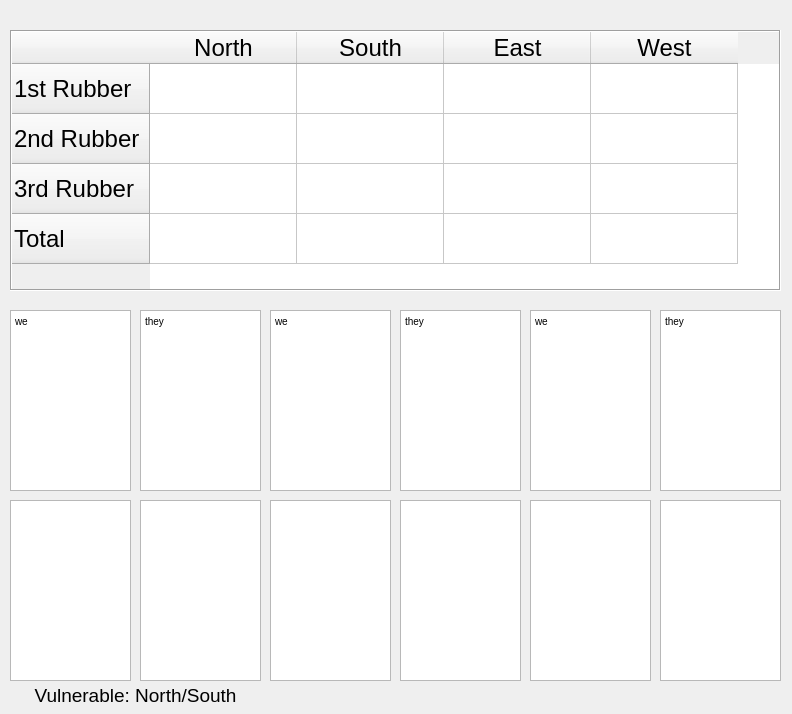
The window that Qt_Project/scoreboard.ui (Paulkie99/RubberContractBridge) describes before a commit, drawn with Qt 5.
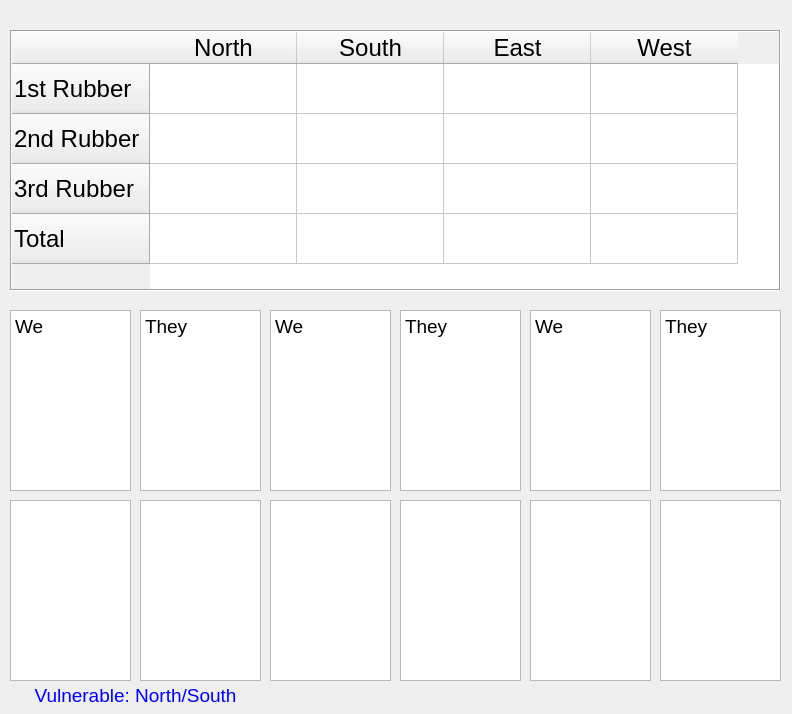
The same window after the commit.

Commit message:
GUI Layouts finalized + commented
Client-side logic can be started from here

The edit to the form file:
```diff
--- a/Qt_Project/scoreboard.ui
+++ b/Qt_Project/scoreboard.ui
@@ -110,12 +110,28 @@
      <height>181</height>
     </rect>
    </property>
+   <property name="font">
+    <font>
+     <pointsize>14</pointsize>
+     <weight>50</weight>
+     <bold>false</bold>
+    </font>
+   </property>
+   <property name="readOnly">
+    <bool>true</bool>
+   </property>
+   <property name="markdown">
+    <string>We
+
+</string>
+   </property>
    <property name="html">
     <string>&lt;!DOCTYPE HTML PUBLIC &quot;-//W3C//DTD HTML 4.0//EN&quot; &quot;http://www.w3.org/TR/REC-html40/strict.dtd&quot;&gt;
 &lt;html&gt;&lt;head&gt;&lt;meta name=&quot;qrichtext&quot; content=&quot;1&quot; /&gt;&lt;style type=&quot;text/css&quot;&gt;
 p, li { white-space: pre-wrap; }
-&lt;/style&gt;&lt;/head&gt;&lt;body style=&quot; font-family:'MS Shell Dlg 2'; font-size:7.8pt; font-weight:400; font-style:normal;&quot;&gt;
-&lt;p style=&quot; margin-top:0px; margin-bottom:0px; margin-left:0px; margin-right:0px; -qt-block-indent:0; text-indent:0px;&quot;&gt;we&lt;/p&gt;&lt;/body&gt;&lt;/html&gt;</string>
+&lt;/style&gt;&lt;/head&gt;&lt;body style=&quot; font-family:'MS Shell Dlg 2'; font-size:14pt; font-weight:400; font-style:normal;&quot;&gt;
+&lt;p style=&quot; margin-top:9px; margin-bottom:9px; margin-left:0px; margin-right:0px; -qt-block-indent:0; text-indent:0px;&quot;&gt;We&lt;/p&gt;
+&lt;p style=&quot;-qt-paragraph-type:empty; margin-top:9px; margin-bottom:9px; margin-left:0px; margin-right:0px; -qt-block-indent:0; text-indent:0px;&quot;&gt;&lt;br /&gt;&lt;/p&gt;&lt;/body&gt;&lt;/html&gt;</string>
    </property>
   </widget>
   <widget class="QTextEdit" name="txtWeAbove2">
@@ -127,12 +143,25 @@
      <height>181</height>
     </rect>
    </property>
+   <property name="font">
+    <font>
+     <pointsize>14</pointsize>
+    </font>
+   </property>
+   <property name="readOnly">
+    <bool>true</bool>
+   </property>
+   <property name="markdown">
+    <string>We
+
+</string>
+   </property>
    <property name="html">
     <string>&lt;!DOCTYPE HTML PUBLIC &quot;-//W3C//DTD HTML 4.0//EN&quot; &quot;http://www.w3.org/TR/REC-html40/strict.dtd&quot;&gt;
 &lt;html&gt;&lt;head&gt;&lt;meta name=&quot;qrichtext&quot; content=&quot;1&quot; /&gt;&lt;style type=&quot;text/css&quot;&gt;
 p, li { white-space: pre-wrap; }
-&lt;/style&gt;&lt;/head&gt;&lt;body style=&quot; font-family:'MS Shell Dlg 2'; font-size:7.8pt; font-weight:400; font-style:normal;&quot;&gt;
-&lt;p style=&quot; margin-top:0px; margin-bottom:0px; margin-left:0px; margin-right:0px; -qt-block-indent:0; text-indent:0px;&quot;&gt;we&lt;/p&gt;&lt;/body&gt;&lt;/html&gt;</string>
+&lt;/style&gt;&lt;/head&gt;&lt;body style=&quot; font-family:'MS Shell Dlg 2'; font-size:14pt; font-weight:400; font-style:normal;&quot;&gt;
+&lt;p style=&quot; margin-top:9px; margin-bottom:9px; margin-left:0px; margin-right:0px; -qt-block-indent:0; text-indent:0px;&quot;&gt;We&lt;/p&gt;&lt;/body&gt;&lt;/html&gt;</string>
    </property>
   </widget>
   <widget class="QTextEdit" name="txtWeAbove3">
@@ -144,12 +173,25 @@
      <height>181</height>
     </rect>
    </property>
+   <property name="font">
+    <font>
+     <pointsize>14</pointsize>
+    </font>
+   </property>
+   <property name="readOnly">
+    <bool>true</bool>
+   </property>
+   <property name="markdown">
+    <string>We
+
+</string>
+   </property>
    <property name="html">
     <string>&lt;!DOCTYPE HTML PUBLIC &quot;-//W3C//DTD HTML 4.0//EN&quot; &quot;http://www.w3.org/TR/REC-html40/strict.dtd&quot;&gt;
 &lt;html&gt;&lt;head&gt;&lt;meta name=&quot;qrichtext&quot; content=&quot;1&quot; /&gt;&lt;style type=&quot;text/css&quot;&gt;
 p, li { white-space: pre-wrap; }
-&lt;/style&gt;&lt;/head&gt;&lt;body style=&quot; font-family:'MS Shell Dlg 2'; font-size:7.8pt; font-weight:400; font-style:normal;&quot;&gt;
-&lt;p style=&quot; margin-top:0px; margin-bottom:0px; margin-left:0px; margin-right:0px; -qt-block-indent:0; text-indent:0px;&quot;&gt;we&lt;/p&gt;&lt;/body&gt;&lt;/html&gt;</string>
+&lt;/style&gt;&lt;/head&gt;&lt;body style=&quot; font-family:'MS Shell Dlg 2'; font-size:14pt; font-weight:400; font-style:normal;&quot;&gt;
+&lt;p style=&quot; margin-top:9px; margin-bottom:9px; margin-left:0px; margin-right:0px; -qt-block-indent:0; text-indent:0px;&quot;&gt;We&lt;/p&gt;&lt;/body&gt;&lt;/html&gt;</string>
    </property>
   </widget>
   <widget class="QTextEdit" name="txtWeBelow1">
@@ -191,12 +233,25 @@
      <height>181</height>
     </rect>
    </property>
+   <property name="font">
+    <font>
+     <pointsize>14</pointsize>
+    </font>
+   </property>
+   <property name="readOnly">
+    <bool>true</bool>
+   </property>
+   <property name="markdown">
+    <string>They
+
+</string>
+   </property>
    <property name="html">
     <string>&lt;!DOCTYPE HTML PUBLIC &quot;-//W3C//DTD HTML 4.0//EN&quot; &quot;http://www.w3.org/TR/REC-html40/strict.dtd&quot;&gt;
 &lt;html&gt;&lt;head&gt;&lt;meta name=&quot;qrichtext&quot; content=&quot;1&quot; /&gt;&lt;style type=&quot;text/css&quot;&gt;
 p, li { white-space: pre-wrap; }
-&lt;/style&gt;&lt;/head&gt;&lt;body style=&quot; font-family:'MS Shell Dlg 2'; font-size:7.8pt; font-weight:400; font-style:normal;&quot;&gt;
-&lt;p style=&quot; margin-top:0px; margin-bottom:0px; margin-left:0px; margin-right:0px; -qt-block-indent:0; text-indent:0px;&quot;&gt;they&lt;/p&gt;&lt;/body&gt;&lt;/html&gt;</string>
+&lt;/style&gt;&lt;/head&gt;&lt;body style=&quot; font-family:'MS Shell Dlg 2'; font-size:14pt; font-weight:400; font-style:normal;&quot;&gt;
+&lt;p style=&quot; margin-top:5px; margin-bottom:5px; margin-left:0px; margin-right:0px; -qt-block-indent:0; text-indent:0px;&quot;&gt;They&lt;/p&gt;&lt;/body&gt;&lt;/html&gt;</string>
    </property>
   </widget>
   <widget class="QTextEdit" name="txtTheyAbove2">
@@ -208,12 +263,25 @@
      <height>181</height>
     </rect>
    </property>
+   <property name="font">
+    <font>
+     <pointsize>14</pointsize>
+    </font>
+   </property>
+   <property name="readOnly">
+    <bool>true</bool>
+   </property>
+   <property name="markdown">
+    <string>They
+
+</string>
+   </property>
    <property name="html">
     <string>&lt;!DOCTYPE HTML PUBLIC &quot;-//W3C//DTD HTML 4.0//EN&quot; &quot;http://www.w3.org/TR/REC-html40/strict.dtd&quot;&gt;
 &lt;html&gt;&lt;head&gt;&lt;meta name=&quot;qrichtext&quot; content=&quot;1&quot; /&gt;&lt;style type=&quot;text/css&quot;&gt;
 p, li { white-space: pre-wrap; }
-&lt;/style&gt;&lt;/head&gt;&lt;body style=&quot; font-family:'MS Shell Dlg 2'; font-size:7.8pt; font-weight:400; font-style:normal;&quot;&gt;
-&lt;p style=&quot; margin-top:0px; margin-bottom:0px; margin-left:0px; margin-right:0px; -qt-block-indent:0; text-indent:0px;&quot;&gt;they&lt;/p&gt;&lt;/body&gt;&lt;/html&gt;</string>
+&lt;/style&gt;&lt;/head&gt;&lt;body style=&quot; font-family:'MS Shell Dlg 2'; font-size:14pt; font-weight:400; font-style:normal;&quot;&gt;
+&lt;p style=&quot; margin-top:9px; margin-bottom:9px; margin-left:0px; margin-right:0px; -qt-block-indent:0; text-indent:0px;&quot;&gt;They&lt;/p&gt;&lt;/body&gt;&lt;/html&gt;</string>
    </property>
   </widget>
   <widget class="QTextEdit" name="txtTheyAbove3">
@@ -225,12 +293,25 @@
      <height>181</height>
     </rect>
    </property>
+   <property name="font">
+    <font>
+     <pointsize>14</pointsize>
+    </font>
+   </property>
+   <property name="readOnly">
+    <bool>true</bool>
+   </property>
+   <property name="markdown">
+    <string>They
+
+</string>
+   </property>
    <property name="html">
     <string>&lt;!DOCTYPE HTML PUBLIC &quot;-//W3C//DTD HTML 4.0//EN&quot; &quot;http://www.w3.org/TR/REC-html40/strict.dtd&quot;&gt;
 &lt;html&gt;&lt;head&gt;&lt;meta name=&quot;qrichtext&quot; content=&quot;1&quot; /&gt;&lt;style type=&quot;text/css&quot;&gt;
 p, li { white-space: pre-wrap; }
-&lt;/style&gt;&lt;/head&gt;&lt;body style=&quot; font-family:'MS Shell Dlg 2'; font-size:7.8pt; font-weight:400; font-style:normal;&quot;&gt;
-&lt;p style=&quot; margin-top:0px; margin-bottom:0px; margin-left:0px; margin-right:0px; -qt-block-indent:0; text-indent:0px;&quot;&gt;they&lt;/p&gt;&lt;/body&gt;&lt;/html&gt;</string>
+&lt;/style&gt;&lt;/head&gt;&lt;body style=&quot; font-family:'MS Shell Dlg 2'; font-size:14pt; font-weight:400; font-style:normal;&quot;&gt;
+&lt;p style=&quot; margin-top:5px; margin-bottom:5px; margin-left:0px; margin-right:0px; -qt-block-indent:0; text-indent:0px;&quot;&gt;They&lt;/p&gt;&lt;/body&gt;&lt;/html&gt;</string>
    </property>
   </widget>
   <widget class="QTextEdit" name="txtTheyBelow1">
@@ -272,6 +353,43 @@
      <height>31</height>
     </rect>
    </property>
+   <property name="palette">
+    <palette>
+     <active>
+      <colorrole role="WindowText">
+       <brush brushstyle="SolidPattern">
+        <color alpha="255">
+         <red>0</red>
+         <green>0</green>
+         <blue>255</blue>
+        </color>
+       </brush>
+      </colorrole>
+     </active>
+     <inactive>
+      <colorrole role="WindowText">
+       <brush brushstyle="SolidPattern">
+        <color alpha="255">
+         <red>0</red>
+         <green>0</green>
+         <blue>255</blue>
+        </color>
+       </brush>
+      </colorrole>
+     </inactive>
+     <disabled>
+      <colorrole role="WindowText">
+       <brush brushstyle="SolidPattern">
+        <color alpha="255">
+         <red>120</red>
+         <green>120</green>
+         <blue>120</blue>
+        </color>
+       </brush>
+      </colorrole>
+     </disabled>
+    </palette>
+   </property>
    <property name="font">
     <font>
      <pointsize>14</pointsize>
```
Left out of the diff: 18 changed lines with no effect on the pictures. The commit also changes 5 other files.
